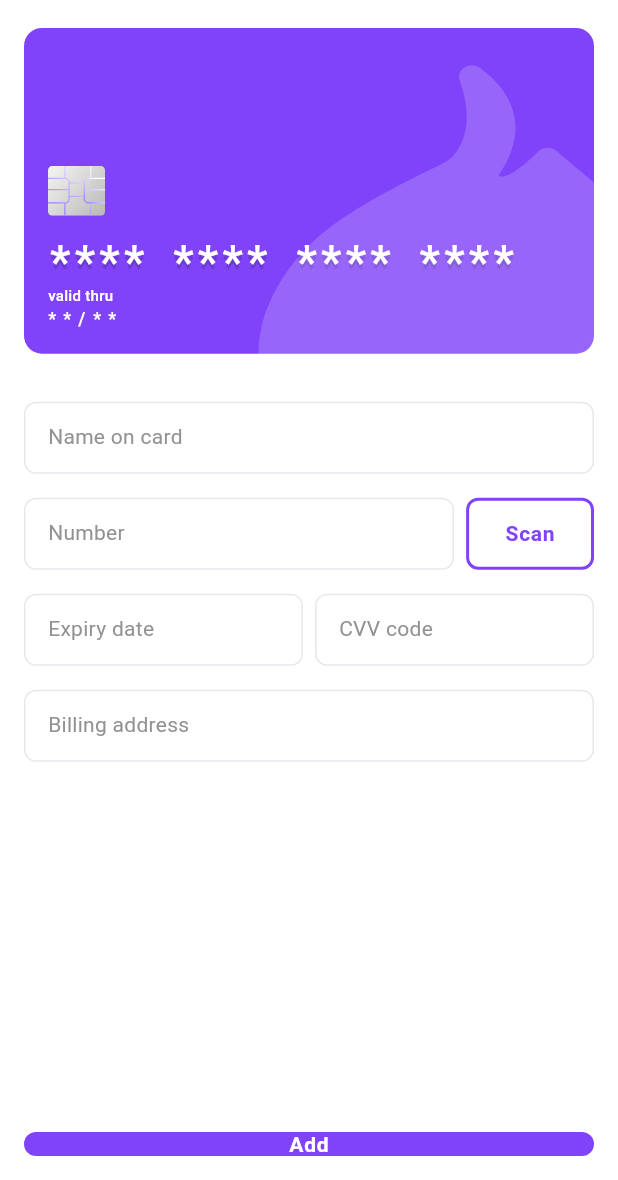
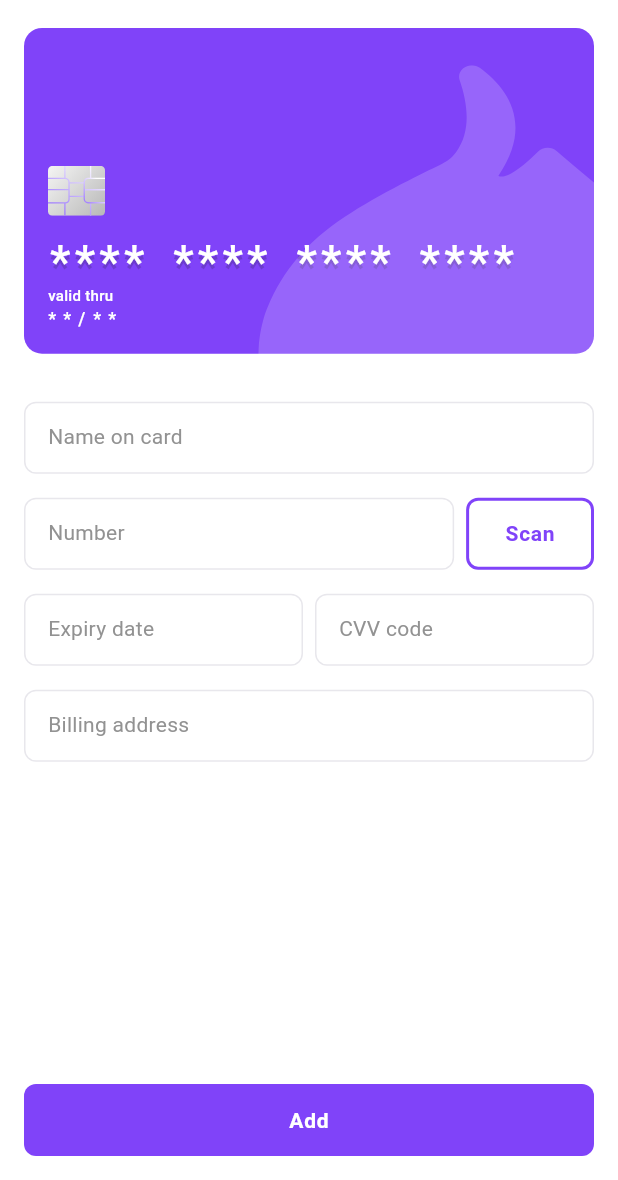
Before and after one commit to merixstudio/flutter-vizier-challenge, a Flutter app: the CreditCardFormPage screen opened by its route, on a phone screen of 412 x 824 dp, the part 56-1236 px from its top. Run offline on Flutter 3.47's test engine with Material 2 defaults, Android fonts, the phone set to English and light mode, and no system bars; our stand-ins replace auto_route, bloc, flutter_bloc, flutter_secure_storage, flutter_svg, freezed_annotation and 3 more; accounts and stored records are empty; generated files the repository leaves out were written again; Roboto replaces fonts that are missing (Ubuntu).

Commit message:
Fix CreditCardForm add button padding

```diff
--- a/lib/ui/pages/credit_card/form/credit_card_form_page.dart
+++ b/lib/ui/pages/credit_card/form/credit_card_form_page.dart
@@ -142,6 +142,7 @@ class _CreditCardFormPageState extends State<CreditCardFormPage> {
           context.read<CardAddCubit>().add(context.read<CardFormCubit>().state.account);
         }
       },
+      padding: EdgeInsets.all(AppDimensions.padding.defaultValue),
       child: Text(
         AppLoc.of(context).creditCardFormAdd,
         style: AppTextStyles.button.primary(),
```
